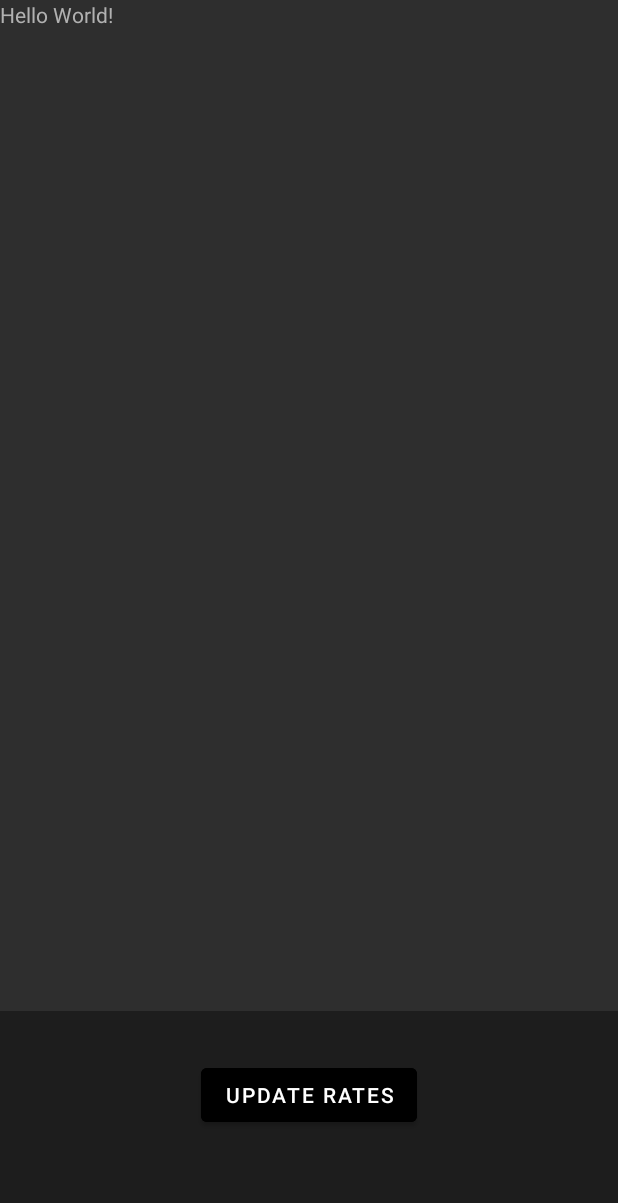
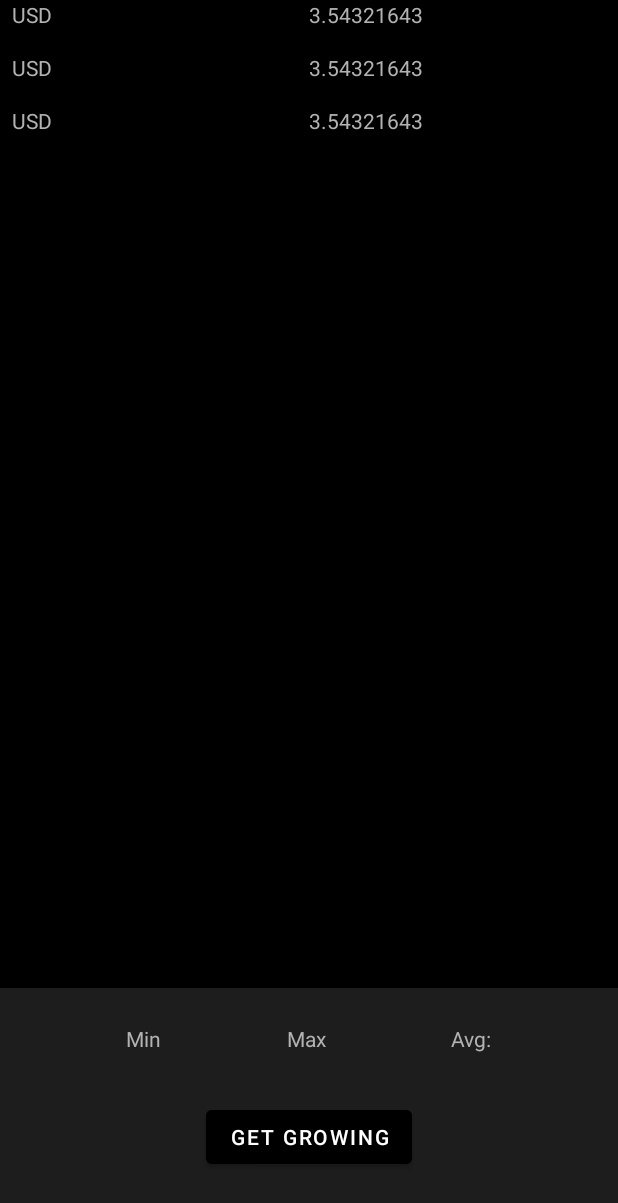
Before and after one commit to Vumba798/Rate_analyzer, an Android app: the layout activity_main.xml on its own in the app's theme, with its tools: preview values and no code run, on a phone screen of 412 x 824 dp. Shown: the top 1203 px of the screen. Run offline under Robolectric (Android 15) with nearby library versions, the phone set to English and light mode, and no system bars.

Commit message:
Implemented task 6.1

```diff
--- a/app/build.gradle
+++ b/app/build.gradle
@@ -32,12 +32,13 @@ android {
 }
 
 dependencies {
-    implementation "androidx.activity:activity-ktx:1.4.0"
+    implementation 'androidx.recyclerview:recyclerview:1.2.1'
+    implementation 'androidx.activity:activity-ktx:1.4.0'
     implementation "androidx.fragment:fragment-ktx:1.3.6"
     implementation 'androidx.core:core-ktx:1.7.0'
     implementation 'androidx.appcompat:appcompat:1.3.1'
     implementation 'com.google.android.material:material:1.4.0'
-    implementation 'androidx.constraintlayout:constraintlayout:2.1.1'
+    implementation 'androidx.constraintlayout:constraintlayout:2.1.2'
     testImplementation 'junit:junit:'
     androidTestImplementation 'androidx.test.ext:junit:1.1.3'
     androidTestImplementation 'androidx.test.espresso:espresso-core:3.4.0'
--- a/app/src/main/java/com/example/rateanalyzer/MainViewModel.kt
+++ b/app/src/main/java/com/example/rateanalyzer/MainViewModel.kt
@@ -1,6 +1,5 @@
 package com.example.rateanalyzer
 
-import android.annotation.SuppressLint
 import android.app.Application
 import androidx.lifecycle.AndroidViewModel
 import androidx.lifecycle.MutableLiveData
@@ -34,7 +33,6 @@ class MainViewModel(application: Application) : AndroidViewModel(application) {
     }
 
     private fun onStart() {
-
         viewModelScope.launch {
             if (file.isFile) {
                 // if file is already initialized
--- a/app/src/main/res/layout/activity_main.xml
+++ b/app/src/main/res/layout/activity_main.xml
@@ -7,39 +7,59 @@
     android:background="#1D1D1D"
     tools:context=".MainActivity">
 
-    <ScrollView
-        android:layout_width="match_parent"
-        android:layout_height="0dp"
-        android:layout_marginBottom="32dp"
-        android:background="#2E2E2E"
-        app:layout_constraintBottom_toTopOf="@+id/button"
-        app:layout_constraintTop_toTopOf="parent">
-
-        <LinearLayout
-            android:layout_width="match_parent"
-            android:layout_height="wrap_content"
-            android:orientation="vertical">
-
-            <TextView
-                android:id="@+id/textView1"
-                android:layout_width="wrap_content"
-                android:layout_height="wrap_content"
-                android:text="Hello World!"
-                android:textColor="#B1B1B1" />
-        </LinearLayout>
-    </ScrollView>
-
     <Button
         android:id="@+id/button"
         android:layout_width="wrap_content"
         android:layout_height="wrap_content"
-        android:layout_marginStart="159dp"
-        android:layout_marginEnd="159dp"
-        android:layout_marginBottom="70dp"
+        android:layout_marginBottom="42dp"
         android:backgroundTint="@color/black"
-        android:text="Update rates"
+        android:text="Get growing"
         app:layout_constraintBottom_toBottomOf="parent"
         app:layout_constraintEnd_toEndOf="parent"
         app:layout_constraintStart_toStartOf="parent" />
 
+    <androidx.recyclerview.widget.RecyclerView
+        android:id="@+id/listOfGrowing"
+        android:layout_width="0dp"
+        android:layout_height="0dp"
+        android:layout_marginBottom="24dp"
+        android:background="#000000"
+        android:isScrollContainer="true"
+        app:layout_constraintBottom_toTopOf="@+id/maxTextView"
+        app:layout_constraintEnd_toEndOf="parent"
+        app:layout_constraintStart_toStartOf="parent"
+        app:layout_constraintTop_toTopOf="parent"
+        tools:listitem="@layout/recyclerview_item" />
+
+    <TextView
+        android:id="@+id/minTextView"
+        android:layout_width="wrap_content"
+        android:layout_height="wrap_content"
+        android:text="Min"
+        android:textColor="#B2B2B2"
+        app:layout_constraintBottom_toBottomOf="@+id/maxTextView"
+        app:layout_constraintEnd_toStartOf="@+id/maxTextView"
+        app:layout_constraintStart_toStartOf="parent" />
+
+    <TextView
+        android:id="@+id/maxTextView"
+        android:layout_width="wrap_content"
+        android:layout_height="wrap_content"
+        android:layout_marginBottom="32dp"
+        android:text="Max"
+        android:textColor="#B2B2B2"
+        app:layout_constraintBottom_toTopOf="@+id/button"
+        app:layout_constraintEnd_toStartOf="@+id/avgTextView"
+        app:layout_constraintStart_toEndOf="@+id/minTextView" />
+
+    <TextView
+        android:id="@+id/avgTextView"
+        android:layout_width="wrap_content"
+        android:layout_height="wrap_content"
+        android:text="Avg:"
+        android:textColor="#B2B2B2"
+        app:layout_constraintBottom_toBottomOf="@+id/maxTextView"
+        app:layout_constraintEnd_toEndOf="parent"
+        app:layout_constraintStart_toEndOf="@+id/maxTextView" />
+
 </androidx.constraintlayout.widget.ConstraintLayout>
--- /dev/null
+++ b/app/src/main/res/layout/recyclerview_item.xml
@@ -0,0 +1,42 @@
+<?xml version="1.0" encoding="utf-8"?>
+<androidx.constraintlayout.widget.ConstraintLayout xmlns:android="http://schemas.android.com/apk/res/android"
+    xmlns:app="http://schemas.android.com/apk/res-auto"
+    xmlns:tools="http://schemas.android.com/tools"
+    android:layout_width="match_parent"
+    android:layout_height="wrap_content">
+
+    <LinearLayout
+        android:layout_width="match_parent"
+        android:layout_height="0dp"
+        android:layout_marginStart="8dp"
+        android:layout_marginEnd="8dp"
+        android:layout_marginBottom="16dp"
+        android:orientation="vertical"
+        app:layout_constraintBottom_toBottomOf="parent"
+        app:layout_constraintEnd_toEndOf="parent"
+        app:layout_constraintStart_toStartOf="parent">
+
+        <LinearLayout
+            android:layout_width="match_parent"
+            android:layout_height="wrap_content"
+            android:orientation="horizontal">
+
+            <TextView
+                android:id="@+id/currencyName"
+                android:layout_width="match_parent"
+                android:layout_height="wrap_content"
+                android:layout_weight="1"
+                android:text="USD"
+                android:textColor="#B2B2B2" />
+
+            <TextView
+                android:id="@+id/rate"
+                android:layout_width="match_parent"
+                android:layout_height="wrap_content"
+                android:layout_weight="1"
+                android:text="3.54321643"
+                android:textColor="#B2B2B2" />
+        </LinearLayout>
+
+    </LinearLayout>
+</androidx.constraintlayout.widget.ConstraintLayout>
```
Also changed, not shown: app/src/main/java/com/example/rateanalyzer/MainActivity.kt (+22 -4 lines), app/src/main/java/com/example/rateanalyzer/RatesRecycleAdapter.kt (added, +37 -0 lines).
